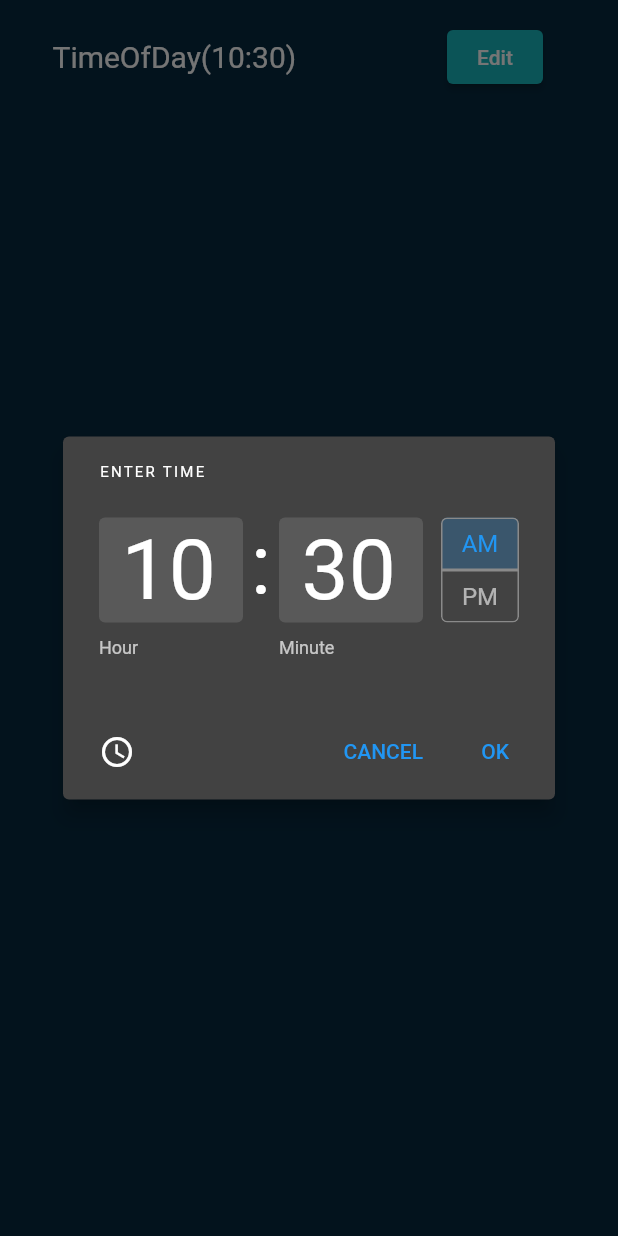
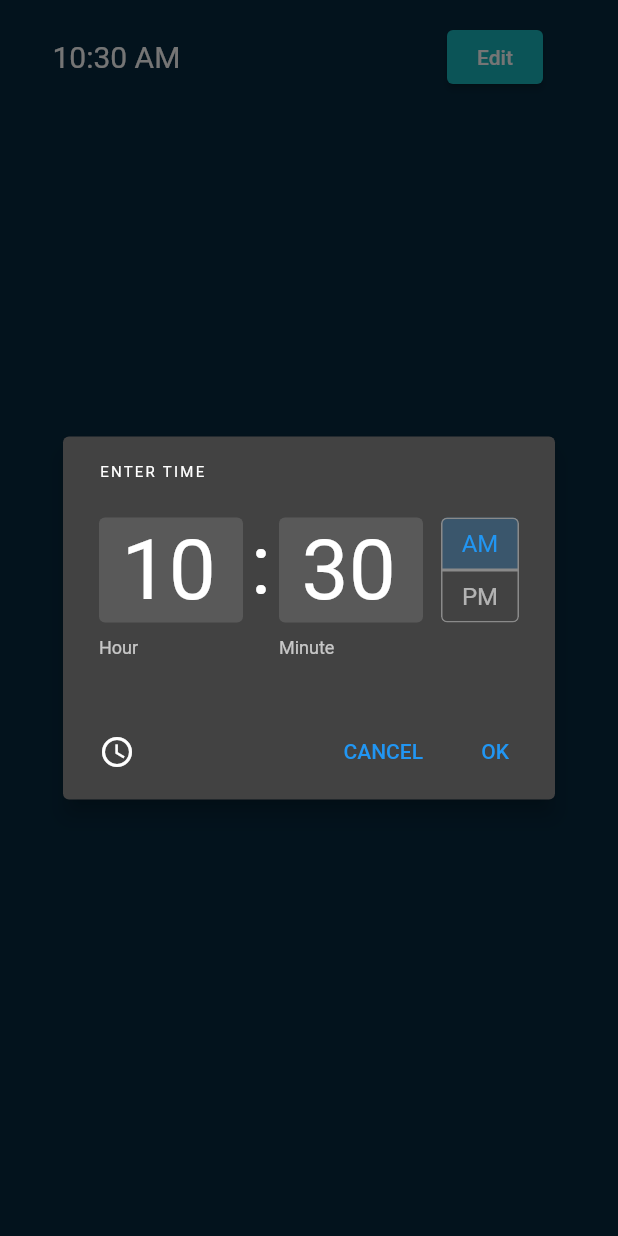
Before and after one commit to WSUCptSCapstone-Fall2022Spring2023/lami-fullstackapp, a Flutter app: the AlarmItem widget shown alone on an empty page, opened directly with empty values, after a tap on "Edit", on a phone screen of 412 x 824 dp. Run offline on Flutter 3.47's test engine with Material 2 defaults, Android fonts, the phone set to English and light mode, and no system bars; our stand-ins replace awesome_notifications, cloud_firestore, email_validator, firebase_auth, firebase_core, flutter_advanced_switch and 4 more; missing offline and left inert: flutter_horizontal_divider, flutter_picker; accounts and stored records are empty.

Commit message:
Formatted the times when creating alarms. Changed background color on the resident log-in date picker.

```diff
--- a/alarm_mobile_app/lib/edit_alarms.dart
+++ b/alarm_mobile_app/lib/edit_alarms.dart
@@ -34,7 +34,7 @@ class AlarmItem extends StatelessWidget {
             Expanded(child:
             StatefulBuilder(builder: (context, _setState) {
               return Row(children: [
-                Text(alarm.time.toString(), style: const TextStyle(fontSize: 20.0)),
+                Text(alarm.time.format(context), style: const TextStyle(fontSize: 20.0)),
                 const Spacer(),
                 ElevatedButton(
                   style: ButtonStyle(
--- a/alarm_mobile_app/lib/edit_medication.dart
+++ b/alarm_mobile_app/lib/edit_medication.dart
@@ -9,13 +9,10 @@ import 'dart:math';
 import 'package:alarm_mobile_app/edit_alarms.dart';
 import 'package:alarm_mobile_app/medication.dart';
 import 'package:flutter/material.dart';
-import 'package:flutter_advanced_switch/flutter_advanced_switch.dart';
-import 'package:scroll_date_picker/scroll_date_picker.dart';
 import 'package:shared_preferences/shared_preferences.dart';
 import 'users.dart';
 import 'package:cloud_firestore/cloud_firestore.dart';
 import 'utils.dart';
-import 'package:firebase_auth/firebase_auth.dart';
 import 'package:flutter_picker/flutter_picker.dart';
 import 'package:flutter_horizontal_divider/flutter_horizontal_divider.dart';
 import 'package:weekday_selector/weekday_selector.dart';
--- a/alarm_mobile_app/lib/resident_login.dart
+++ b/alarm_mobile_app/lib/resident_login.dart
@@ -155,6 +155,7 @@ class ResidentLogInFormState extends State<ResidentLogInForm> {
               child: SizedBox(
                 height: 200,
                 child: ScrollDatePicker(
+                  options: const DatePickerOptions(backgroundColor: Colors.transparent),
                   // selectedDate: DateUtils.dateOnly(_selectedDate),
                   selectedDate: DateTime(1999, 6, 27),
                   minimumDate: DateTime(DateTime.now().year - 100, 1, 1),
```
Also changed, not shown: 1 other file.
